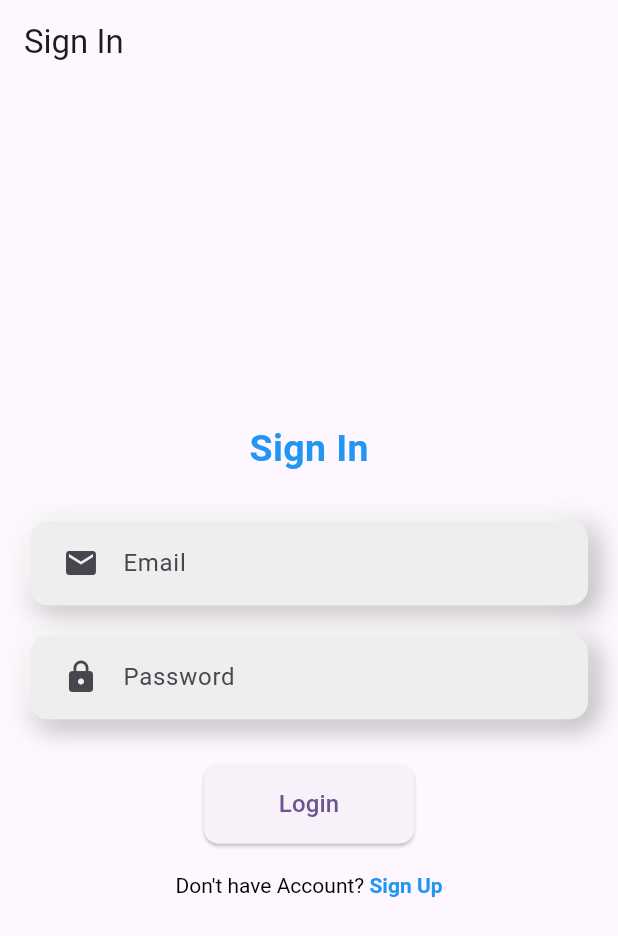
After one commit to arslanraza143/Authentication-using-Nodejs, a Flutter app: the signIn screen opened directly, on a phone screen of 412 x 824 dp. The commit adds this screen. Shown: the top 936 px of the screen. Run offline on Flutter 3.47's test engine with Material 3 defaults, Android fonts, the phone set to English and light mode, and no system bars; missing offline and left inert: dart:html; network calls fail.

Commit message:
SignIn and SignUp working and cookie error resoleve

```diff
--- /dev/null
+++ b/frontend/lib/core/features/checksignin.dart
@@ -0,0 +1,240 @@
+import 'package:flutter/gestures.dart';
+import 'package:flutter/material.dart';
+import 'package:frontend/core/features/auth_module.dart';
+import 'package:frontend/core/features/signup.dart';
+import 'package:frontend/core/home.dart';
+
+class signIn extends StatefulWidget {
+  const signIn({super.key});
+
+  @override
+  State<signIn> createState() => _signInState();
+}
+
+class _signInState extends State<signIn> {
+  final TextEditingController emailController = TextEditingController();
+  final TextEditingController passController = TextEditingController();
+  bool isLoading = false;
+
+  @override
+  void dispose() {
+    emailController.dispose();
+    passController.dispose();
+    super.dispose();
+  }
+
+  void _showSnackBar(String message, {bool isError = false}) {
+    ScaffoldMessenger.of(context).showSnackBar(
+      SnackBar(
+        content: Text(message),
+        backgroundColor: isError ? Colors.red : Colors.green,
+        duration: Duration(seconds: 3),
+      ),
+    );
+  }
+
+  Future<void> _handleLogin() async {
+    if (emailController.text.trim().isEmpty || passController.text.isEmpty) {
+      _showSnackBar('Please fill in all fields', isError: true);
+      return;
+    }
+
+    setState(() {
+      isLoading = true;
+    });
+
+    try {
+      // Check current authentication status first
+      // final whoAmIResult = await API().whoAmI();
+      // print('WhoAmI result: $whoAmIResult');
+
+      // Attempt login
+      Map<String, dynamic> loginData = await API().login({
+        'email': emailController.text.trim(),
+        'password': passController.text,
+      });
+
+      print('Login response: $loginData');
+
+      if (loginData['statusCode'] == 200) {
+        _showSnackBar(loginData['message'] ?? 'Login successful');
+
+        // Navigate to home page
+        Navigator.pushReplacement(
+          context,
+          MaterialPageRoute(builder: (context) => Home()),
+        );
+      } else {
+        // Handle login failure
+        String errorMessage = loginData['error'] ??
+                             loginData['message'] ??
+                             'Login failed';
+        _showSnackBar(errorMessage, isError: true);
+      }
+    } catch (e) {
+      print('Login exception: $e');
+      _showSnackBar('Something went wrong: ${e.toString()}', isError: true);
+    } finally {
+      if (mounted) {
+        setState(() {
+          isLoading = false;
+        });
+      }
+    }
+  }
+
+  @override
+  Widget build(BuildContext context) {
+    return Scaffold(
+      appBar: AppBar(title: Text('Sign In')),
+      body: Center(
+        child: SingleChildScrollView(
+          child: Column(
+            mainAxisAlignment: MainAxisAlignment.center,
+            children: [
+              Text(
+                'Sign In',
+                style: TextStyle(
+                  fontSize: 25,
+                  color: Colors.blue,
+                  fontWeight: FontWeight.bold,
+                ),
+              ),
+              SizedBox(height: 20),
+
+              // Email Field
+              Padding(
+                padding: const EdgeInsets.symmetric(horizontal: 20),
+                child: Container(
+                  margin: EdgeInsets.symmetric(vertical: 10),
+                  padding: EdgeInsets.symmetric(horizontal: 10),
+                  decoration: BoxDecoration(
+                    color: Colors.grey[200],
+                    borderRadius: BorderRadius.circular(12),
+                    boxShadow: [
+                      BoxShadow(
+                        color: Colors.grey.shade500,
+                        offset: Offset(4, 4),
+                        blurRadius: 15,
+                        spreadRadius: 1,
+                      ),
+                      BoxShadow(
+                        color: Colors.white,
+                        offset: Offset(-4, -4),
+                        blurRadius: 15,
+                        spreadRadius: 1,
+                      ),
+                    ],
+                  ),
+                  child: TextField(
+                    controller: emailController,
+                    keyboardType: TextInputType.emailAddress,
+                    decoration: InputDecoration(
+                      labelText: 'Email',
+                      border: InputBorder.none,
+                      prefixIcon: Icon(Icons.email),
+                    ),
+                  ),
+                ),
+              ),
+
+              // Password Field
+              Padding(
+                padding: const EdgeInsets.symmetric(horizontal: 20),
+                child: Container(
+                  margin: EdgeInsets.symmetric(vertical: 10),
+                  padding: EdgeInsets.symmetric(horizontal: 10),
+                  decoration: BoxDecoration(
+                    color: Colors.grey[200],
+                    borderRadius: BorderRadius.circular(12),
+                    boxShadow: [
+                      BoxShadow(
+                        color: Colors.grey.shade500,
+                        offset: Offset(4, 4),
+                        blurRadius: 15,
+                        spreadRadius: 1,
+                      ),
+                      BoxShadow(
+                        color: Colors.white,
+                        offset: Offset(-4, -4),
+                        blurRadius: 15,
+                        spreadRadius: 1,
+                      ),
+                    ],
+                  ),
+                  child: TextField(
+                    controller: passController,
+                    obscureText: true,
+                    decoration: InputDecoration(
+                      labelText: 'Password',
+                      border: InputBorder.none,
+                      prefixIcon: Icon(Icons.lock),
+                    ),
+                  ),
+                ),
+              ),
+
+              SizedBox(height: 20),
+
+              // Login Button
+              ElevatedButton(
+                onPressed: isLoading ? null : _handleLogin,
+                style: ElevatedButton.styleFrom(
+                  padding: EdgeInsets.symmetric(horizontal: 50, vertical: 15),
+                  shape: RoundedRectangleBorder(
+                    borderRadius: BorderRadius.circular(10),
+                  ),
+                ),
+                child: isLoading
+                  ? Row(
+                      mainAxisSize: MainAxisSize.min,
+                      children: [
+                        SizedBox(
+                          width: 20,
+                          height: 20,
+                          child: CircularProgressIndicator(strokeWidth: 2),
+                        ),
+                        SizedBox(width: 10),
+                        Text('Logging in...'),
+                      ],
+                    )
+                  : Text(
+                      'Login',
+                      style: TextStyle(fontSize: 16),
+                    ),
+              ),
+
+              SizedBox(height: 20),
+
+              // Sign Up Link
+              RichText(
+                text: TextSpan(
+                  style: TextStyle(color: Colors.black),
+                  children: [
+                    TextSpan(text: "Don't have Account? "),
+                    TextSpan(
+                      text: 'Sign Up',
+                      style: TextStyle(
+                        color: Colors.blue,
+                        fontWeight: FontWeight.bold,
+                      ),
+                      recognizer: TapGestureRecognizer()
+                        ..onTap = () {
+                          Navigator.pushReplacement(
+                            context,
+                            MaterialPageRoute(
+                              builder: (_) => Signup(),
+                            ),
+                          );
+                        },
+                    ),
+                  ],
+                ),
+              ),
+            ],
+          ),
+        ),
+      ),
+    );
+  }
+}
```
Also changed, not shown: frontend/lib/core/features/auth_module.dart (+99 -12 lines), frontend/lib/core/features/signin.dart (+40 -5 lines), frontend/lib/core/features/signup.dart (+5 -3 lines), frontend/lib/core/home.dart (+33 -3 lines), 2 other files.
